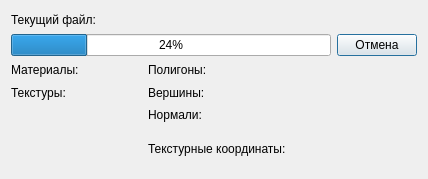
First picture: the form in LoadObjectStatusDialog.ui, repository dPavelDev/tinyModelViewer3D, before the edit.
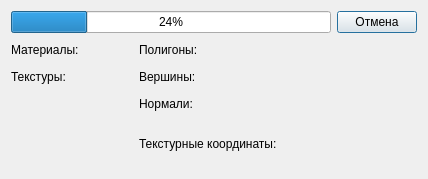
Second picture: the form after the edit.

The edit to the form file:
```diff
--- a/LoadObjectStatusDialog.ui
+++ b/LoadObjectStatusDialog.ui
@@ -26,21 +26,21 @@
    <string>Загрузка...</string>
   </property>
   <layout class="QGridLayout" name="gridLayout">
-   <item row="4" column="2">
+   <item row="3" column="2">
     <widget class="QLabel" name="label_7">
      <property name="text">
       <string>Нормали:</string>
      </property>
     </widget>
    </item>
-   <item row="4" column="3" rowspan="2" colspan="2">
+   <item row="3" column="3" rowspan="2" colspan="2">
     <widget class="QLabel" name="normalsCount">
      <property name="text">
       <string>&lt;normalsСount&gt;</string>
      </property>
     </widget>
    </item>
-   <item row="5" column="2" rowspan="2">
+   <item row="4" column="2" rowspan="2">
     <widget class="QLabel" name="label_8">
      <property name="text">
       <string>Текстурные координаты:</string>
@@ -50,91 +50,77 @@
      </property>
     </widget>
    </item>
-   <item row="0" column="0">
-    <widget class="QLabel" name="label">
-     <property name="text">
-      <string>Текущий файл:</string>
-     </property>
-    </widget>
-   </item>
-   <item row="3" column="1">
-    <widget class="QLabel" name="TexturesCount">
+   <item row="2" column="1">
+    <widget class="QLabel" name="texturesCount">
      <property name="text">
       <string>&lt;texturesCount&gt;</string>
      </property>
     </widget>
    </item>
-   <item row="3" column="3" colspan="2">
-    <widget class="QLabel" name="verticiesCount">
-     <property name="text">
-      <string>&lt;verticiesCount&gt;</string>
-     </property>
-    </widget>
-   </item>
-   <item row="1" column="0" colspan="4">
+   <item row="0" column="0" colspan="4">
     <widget class="QProgressBar" name="progressBar">
      <property name="value">
       <number>24</number>
      </property>
     </widget>
    </item>
-   <item row="1" column="4">
+   <item row="2" column="3" colspan="2">
+    <widget class="QLabel" name="verticiesCount">
+     <property name="text">
+      <string>&lt;verticiesCount&gt;</string>
+     </property>
+    </widget>
+   </item>
+   <item row="0" column="4">
     <widget class="QPushButton" name="cancelButton">
      <property name="text">
       <string>Отмена</string>
      </property>
     </widget>
    </item>
-   <item row="2" column="1">
+   <item row="1" column="1">
     <widget class="QLabel" name="materialsCount">
      <property name="text">
       <string>&lt;materialsCount&gt;</string>
      </property>
     </widget>
    </item>
-   <item row="6" column="3" colspan="2">
+   <item row="5" column="3" colspan="2">
     <widget class="QLabel" name="texCoordsCount">
      <property name="text">
       <string>&lt;texCoordsCount&gt;</string>
      </property>
     </widget>
    </item>
-   <item row="3" column="2">
+   <item row="2" column="2">
     <widget class="QLabel" name="label_6">
      <property name="text">
       <string>Вершины:</string>
      </property>
     </widget>
    </item>
-   <item row="0" column="1" colspan="4">
-    <widget class="QLabel" name="processingFile">
-     <property name="text">
-      <string>&lt;processing file&gt;</string>
-     </property>
-    </widget>
-   </item>
-   <item row="2" column="0">
+   <item row="1" column="0">
     <widget class="QLabel" name="label_3">
      <property name="text">
       <string>Материалы:</string>
      </property>
     </widget>
    </item>
-   <item row="2" column="2">
+   <item row="1" column="2">
     <widget class="QLabel" name="label_5">
      <property name="text">
       <string>Полигоны:</string>
      </property>
     </widget>
    </item>
-   <item row="2" column="3" colspan="2">
-    <widget class="QLabel" name="PolygonsCount">
+   <item row="1" column="3" colspan="2">
+    <widget class="QLabel" name="facesCount">
      <property name="text">
       <string>&lt;polygonsCount&gt;</string>
      </property>
     </widget>
    </item>
-   <item row="3" column="0">
+   <item row="2" column="0">
     <widget class="QLabel" name="label_4">
      <property name="text">
       <string>Текстуры:</string>
```
